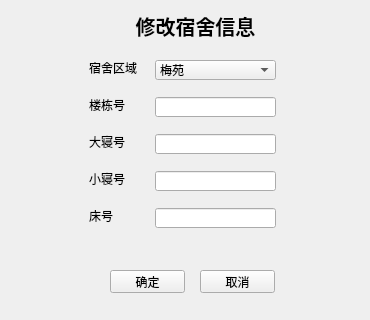
Old version of the form admin/admin_modifydormitory.ui in the repository wo16pao/MS.
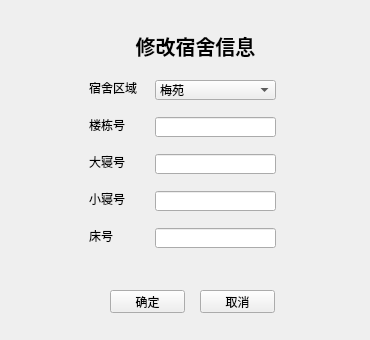
New version of the form.

Patch:
```diff
--- a/admin/admin_modifydormitory.ui
+++ b/admin/admin_modifydormitory.ui
@@ -7,7 +7,7 @@
     <x>0</x>
     <y>0</y>
     <width>370</width>
-    <height>320</height>
+    <height>340</height>
    </rect>
   </property>
   <property name="windowTitle">
@@ -17,7 +17,7 @@
    <property name="geometry">
     <rect>
      <x>80</x>
-     <y>40</y>
+     <y>60</y>
      <width>221</width>
      <height>211</height>
     </rect>
@@ -187,7 +187,7 @@
    <property name="geometry">
     <rect>
      <x>200</x>
-     <y>270</y>
+     <y>290</y>
      <width>75</width>
      <height>23</height>
     </rect>
@@ -200,7 +200,7 @@
    <property name="geometry">
     <rect>
      <x>20</x>
-     <y>270</y>
+     <y>290</y>
      <width>81</width>
      <height>21</height>
     </rect>
@@ -216,7 +216,7 @@
    <property name="geometry">
     <rect>
      <x>110</x>
-     <y>270</y>
+     <y>290</y>
      <width>75</width>
      <height>23</height>
     </rect>
@@ -229,7 +229,7 @@
    <property name="geometry">
     <rect>
      <x>120</x>
-     <y>10</y>
+     <y>30</y>
      <width>151</width>
      <height>31</height>
     </rect>
```
